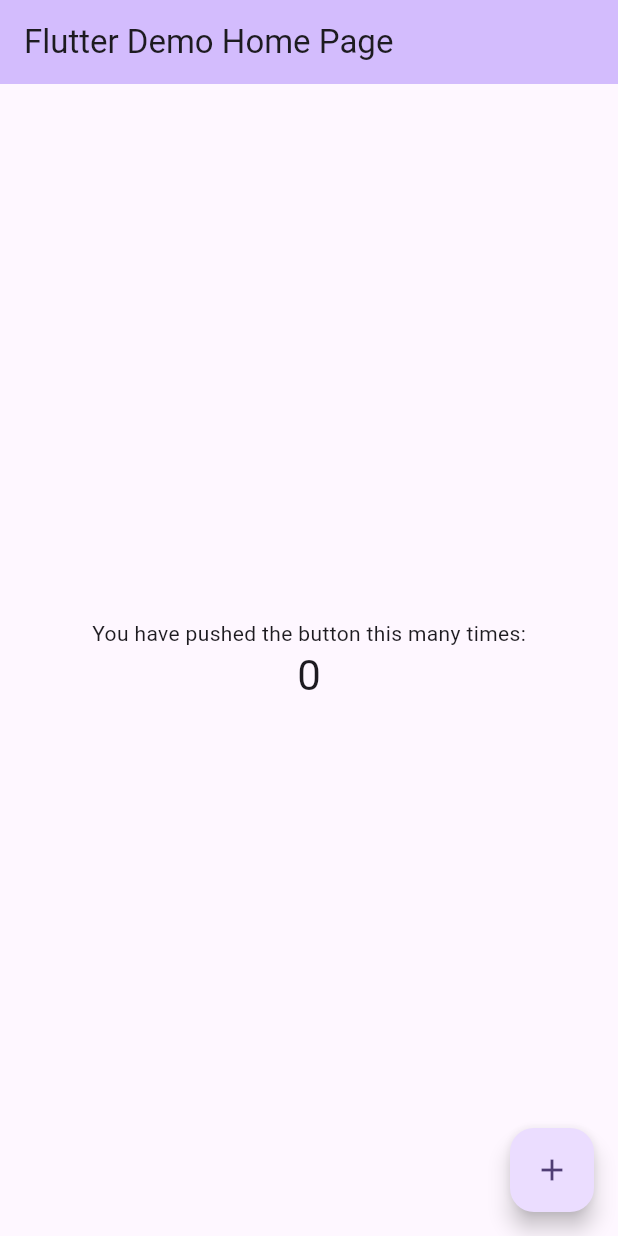
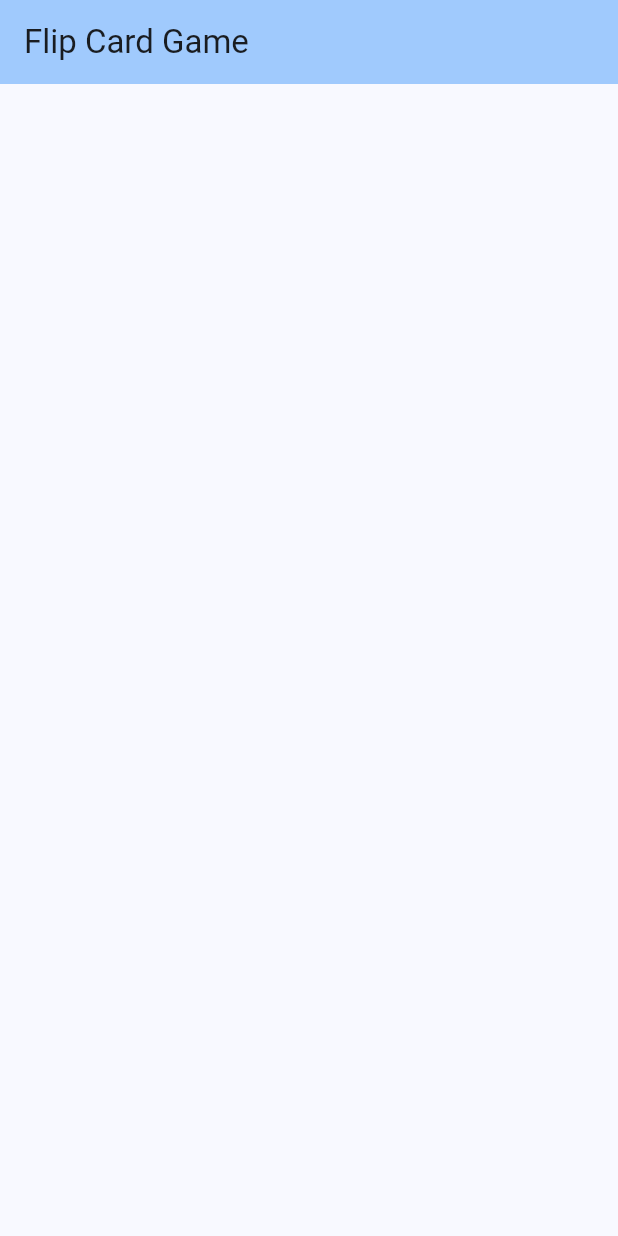
Before and after one commit to fernandocm9/MAD_hw3_card_flip_game, a Flutter app: the screen it shows after launch, on a phone screen of 412 x 824 dp. Run offline on Flutter 3.47's test engine with Material 3 defaults, Android fonts, the phone set to English and light mode, and no system bars.

Commit message:
added class for cards and reformatted structure of app

```diff
--- a/card_flip_game/lib/main.dart
+++ b/card_flip_game/lib/main.dart
@@ -1,4 +1,16 @@
 import 'package:flutter/material.dart';
+
+class Card {
+  String name;
+  String image;
+  bool isFlipped;
+
+  Card({
+    required this.name,
+    required this.image,
+    required this.isFlipped,
+  });
+}
 
 void main() {
   runApp(const MyApp());
@@ -7,45 +19,20 @@ void main() {
 class MyApp extends StatelessWidget {
   const MyApp({super.key});
 
-  // This widget is the root of your application.
   @override
   Widget build(BuildContext context) {
     return MaterialApp(
       title: 'Flutter Demo',
       theme: ThemeData(
-        // This is the theme of your application.
-        //
-        // TRY THIS: Try running your application with "flutter run". You'll see
-        // the application has a purple toolbar. Then, without quitting the app,
-        // try changing the seedColor in the colorScheme below to Colors.green
-        // and then invoke "hot reload" (save your changes or press the "hot
-        // reload" button in a Flutter-supported IDE, or press "r" if you used
-        // the command line to start the app).
-        //
-        // Notice that the counter didn't reset back to zero; the application
-        // state is not lost during the reload. To reset the state, use hot
-        // restart instead.
-        //
-        // This works for code too, not just values: Most code changes can be
-        // tested with just a hot reload.
-        colorScheme: ColorScheme.fromSeed(seedColor: Colors.deepPurple),
+        colorScheme: ColorScheme.fromSeed(seedColor: Colors.blue),
       ),
-      home: const MyHomePage(title: 'Flutter Demo Home Page'),
+      home: const MyHomePage(title: 'Flip Card Game'),
     );
   }
 }
 
 class MyHomePage extends StatefulWidget {
   const MyHomePage({super.key, required this.title});
-
-  // This widget is the home page of your application. It is stateful, meaning
-  // that it has a State object (defined below) that contains fields that affect
-  // how it looks.
-
-  // This class is the configuration for the state. It holds the values (in this
-  // case the title) provided by the parent (in this case the App widget) and
-  // used by the build method of the State. Fields in a Widget subclass are
-  // always marked "final".
 
   final String title;
 
@@ -54,69 +41,33 @@ class MyHomePage extends StatefulWidget {
 }
 
 class _MyHomePageState extends State<MyHomePage> {
-  int _counter = 0;
+  // int _counter = 0;
 
-  void _incrementCounter() {
-    setState(() {
-      // This call to setState tells the Flutter framework that something has
-      // changed in this State, which causes it to rerun the build method below
-      // so that the display can reflect the updated values. If we changed
-      // _counter without calling setState(), then the build method would not be
-      // called again, and so nothing would appear to happen.
-      _counter++;
-    });
-  }
+  // void _incrementCounter() {
+  //   setState(() {
+  //     _counter++;
+  //   });
+  // }
 
   @override
   Widget build(BuildContext context) {
-    // This method is rerun every time setState is called, for instance as done
-    // by the _incrementCounter method above.
-    //
-    // The Flutter framework has been optimized to make rerunning build methods
-    // fast, so that you can just rebuild anything that needs updating rather
-    // than having to individually change instances of widgets.
     return Scaffold(
       appBar: AppBar(
-        // TRY THIS: Try changing the color here to a specific color (to
-        // Colors.amber, perhaps?) and trigger a hot reload to see the AppBar
-        // change color while the other colors stay the same.
         backgroundColor: Theme.of(context).colorScheme.inversePrimary,
-        // Here we take the value from the MyHomePage object that was created by
-        // the App.build method, and use it to set our appbar title.
         title: Text(widget.title),
       ),
       body: Center(
-        // Center is a layout widget. It takes a single child and positions it
-        // in the middle of the parent.
         child: Column(
-          // Column is also a layout widget. It takes a list of children and
-          // arranges them vertically. By default, it sizes itself to fit its
-          // children horizontally, and tries to be as tall as its parent.
-          //
-          // Column has various properties to control how it sizes itself and
-          // how it positions its children. Here we use mainAxisAlignment to
-          // center the children vertically; the main axis here is the vertical
-          // axis because Columns are vertical (the cross axis would be
-          // horizontal).
-          //
-          // TRY THIS: Invoke "debug painting" (choose the "Toggle Debug Paint"
-          // action in the IDE, or press "p" in the console), to see the
-          // wireframe for each widget.
           mainAxisAlignment: MainAxisAlignment.center,
           children: <Widget>[
-            const Text('You have pushed the button this many times:'),
-            Text(
-              '$_counter',
-              style: Theme.of(context).textTheme.headlineMedium,
-            ),
           ],
         ),
       ),
-      floatingActionButton: FloatingActionButton(
-        onPressed: _incrementCounter,
-        tooltip: 'Increment',
-        child: const Icon(Icons.add),
-      ), // This trailing comma makes auto-formatting nicer for build methods.
+      // floatingActionButton: FloatingActionButton(
+      //   onPressed: _incrementCounter,
+      //   tooltip: 'Increment',
+      //   child: const Icon(Icons.add),
+      // ),
     );
   }
 }
```
